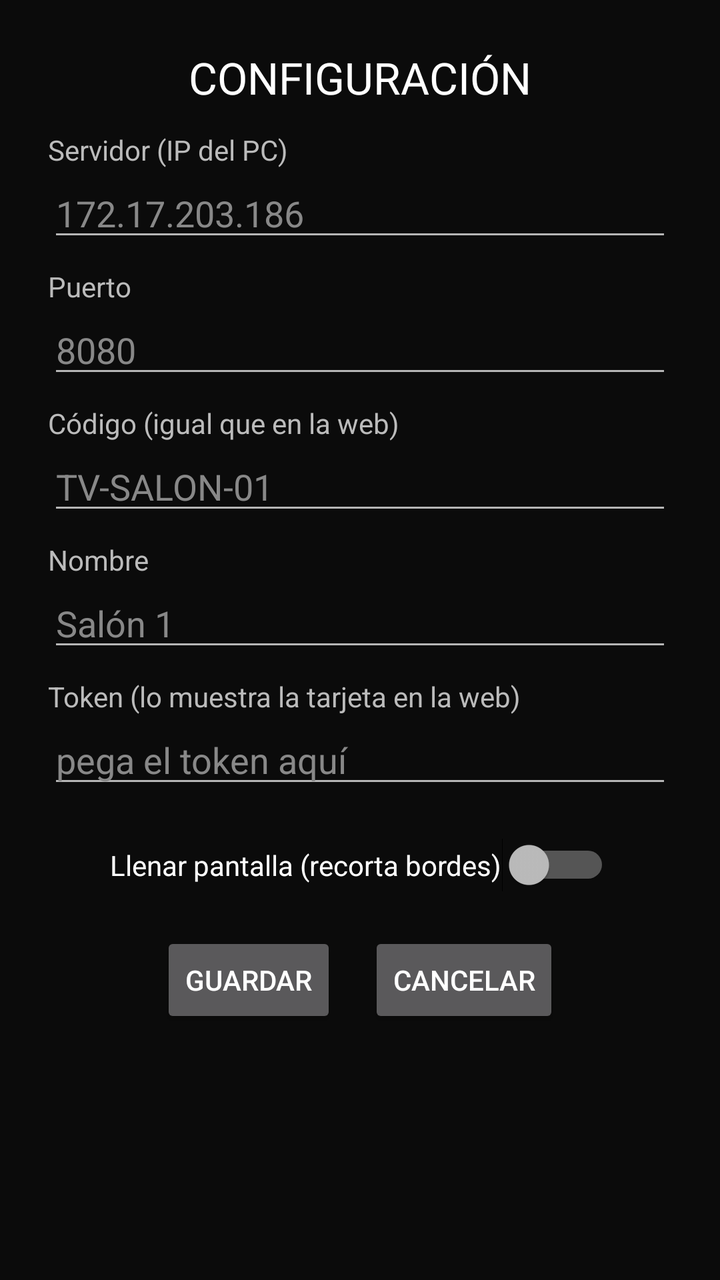
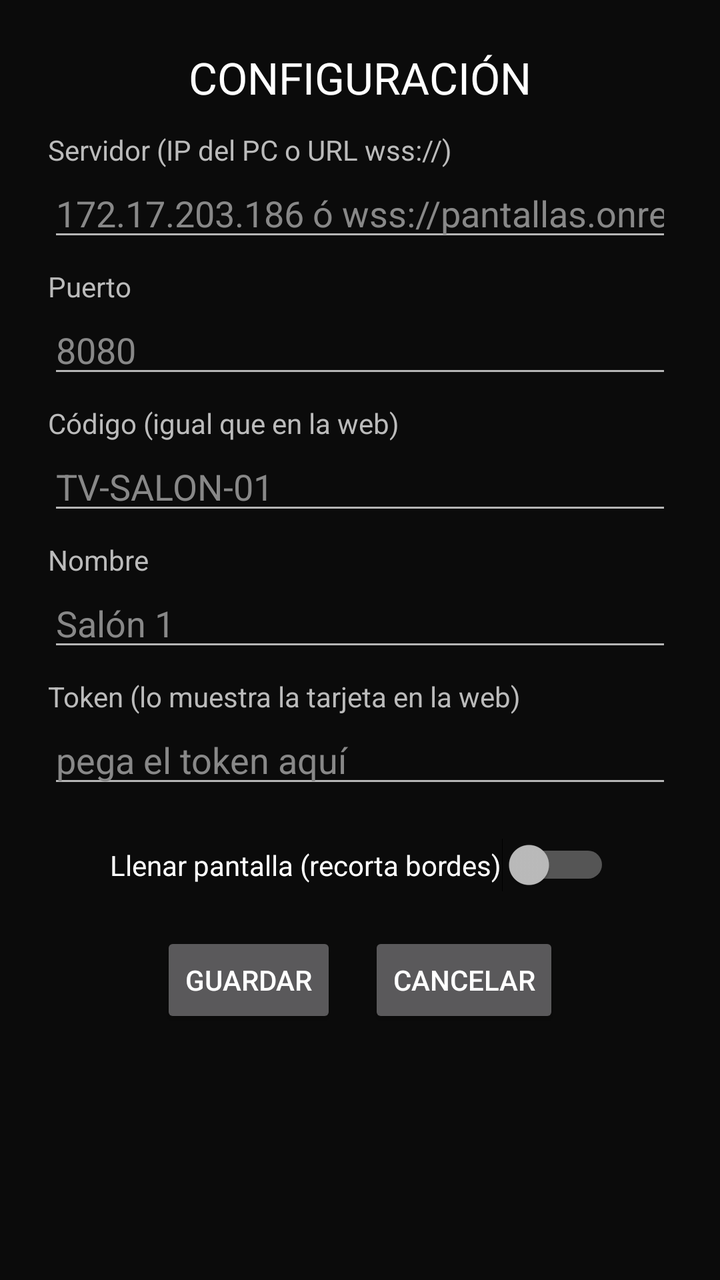

An Android layout rendered at two revisions. The XML below is the earlier revision; the diff shows what the commit changed to produce the second picture.
<!-- AndroidManifest.xml: application theme Theme.Pantallas.TV -->
<!-- res/layout/activity_config.xml -->
<?xml version="1.0" encoding="utf-8"?>
<ScrollView xmlns:android="http://schemas.android.com/apk/res/android"
    android:layout_width="match_parent"
    android:layout_height="match_parent"
    android:background="#0B0B0B"
    android:fillViewport="true">

    <LinearLayout
        android:layout_width="match_parent"
        android:layout_height="wrap_content"
        android:gravity="center_horizontal"
        android:orientation="vertical"
        android:padding="24dp">

        <TextView android:layout_width="wrap_content" android:layout_height="wrap_content"
            android:text="CONFIGURACIÓN" android:textColor="#FFFFFF" android:textSize="22sp" />

        <TextView android:layout_width="match_parent" android:layout_height="wrap_content"
            android:layout_marginTop="12dp" android:text="Servidor (IP del PC)"
            android:textColor="#BBBBBB" android:textSize="14sp" />
        <EditText android:id="@+id/eServer" android:layout_width="match_parent"
            android:layout_height="wrap_content" android:hint="172.17.203.186"
            android:textColor="#FFFFFF" android:textColorHint="#888888"
            android:inputType="text" android:imeOptions="actionNext" />

        <TextView android:layout_width="match_parent" android:layout_height="wrap_content"
            android:layout_marginTop="8dp" android:text="Puerto"
            android:textColor="#BBBBBB" android:textSize="14sp" />
        <EditText android:id="@+id/ePort" android:layout_width="match_parent"
            android:layout_height="wrap_content" android:hint="8080"
            android:textColor="#FFFFFF" android:textColorHint="#888888"
            android:inputType="number" android:imeOptions="actionNext" />

        <TextView android:layout_width="match_parent" android:layout_height="wrap_content"
            android:layout_marginTop="8dp" android:text="Código (igual que en la web)"
            android:textColor="#BBBBBB" android:textSize="14sp" />
        <EditText android:id="@+id/eDevice" android:layout_width="match_parent"
            android:layout_height="wrap_content" android:hint="TV-SALON-01"
            android:textColor="#FFFFFF" android:textColorHint="#888888"
            android:inputType="textCapCharacters" android:imeOptions="actionNext" />

        <TextView android:layout_width="match_parent" android:layout_height="wrap_content"
            android:layout_marginTop="8dp" android:text="Nombre"
            android:textColor="#BBBBBB" android:textSize="14sp" />
        <EditText android:id="@+id/eNombre" android:layout_width="match_parent"
            android:layout_height="wrap_content" android:hint="Salón 1"
            android:textColor="#FFFFFF" android:textColorHint="#888888"
            android:inputType="text" android:imeOptions="actionNext" />

        <TextView android:layout_width="match_parent" android:layout_height="wrap_content"
            android:layout_marginTop="8dp" android:text="Token (lo muestra la tarjeta en la web)"
            android:textColor="#BBBBBB" android:textSize="14sp" />
        <EditText android:id="@+id/eToken" android:layout_width="match_parent"
            android:layout_height="wrap_content" android:hint="pega el token aquí"
            android:textColor="#FFFFFF" android:textColorHint="#888888"
            android:inputType="text" android:imeOptions="actionDone" />

        <LinearLayout android:layout_width="wrap_content" android:layout_height="wrap_content"
            android:layout_marginTop="20dp" android:orientation="horizontal">

            <Switch android:id="@+id/eLlenar" android:layout_width="wrap_content"
                android:layout_height="wrap_content"
                android:text="Llenar pantalla (recorta bordes)"
                android:textColor="#FFFFFF" />

        </LinearLayout>

        <LinearLayout android:layout_width="wrap_content" android:layout_height="wrap_content"
            android:layout_marginTop="20dp" android:orientation="horizontal">

            <Button android:id="@+id/btnGuardar" android:layout_width="wrap_content"
                android:layout_height="wrap_content" android:text="Guardar"
                android:nextFocusUp="@+id/eToken" />

            <Button android:id="@+id/btnCancelar" android:layout_width="wrap_content"
                android:layout_height="wrap_content" android:layout_marginStart="16dp"
                android:text="Cancelar" />
        </LinearLayout>
    </LinearLayout>
</ScrollView>
<!-- resources referenced by this layout -->
<resources>
  <style name="Theme.Pantallas.TV" parent="Theme.AppCompat.NoActionBar">
          <item name="android:windowBackground">#0B0B0B</item>
          <item name="android:forceDarkAllowed">false</item>
      </style>
</resources>

<!-- the commit's change to res/layout/activity_config.xml (unified diff, before → after) -->
@@ -16,10 +16,10 @@
             android:text="CONFIGURACIÓN" android:textColor="#FFFFFF" android:textSize="22sp" />
 
         <TextView android:layout_width="match_parent" android:layout_height="wrap_content"
-            android:layout_marginTop="12dp" android:text="Servidor (IP del PC)"
+            android:layout_marginTop="12dp" android:text="Servidor (IP del PC o URL wss://)"
             android:textColor="#BBBBBB" android:textSize="14sp" />
         <EditText android:id="@+id/eServer" android:layout_width="match_parent"
-            android:layout_height="wrap_content" android:hint="172.17.203.186"
+            android:layout_height="wrap_content" android:hint="172.17.203.186 ó wss://pantallas.onrender.com/ws/senalizacion"
             android:textColor="#FFFFFF" android:textColorHint="#888888"
             android:inputType="text" android:imeOptions="actionNext" />
 
